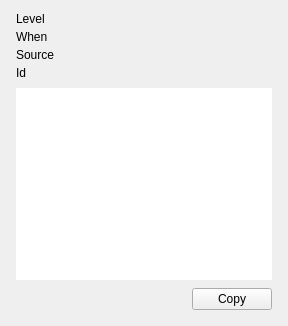
First picture: the form in pj_app/src/ui/DiagnosticsDetailDialog.ui, repository Ssz990220/PlotJuggler, before the edit.
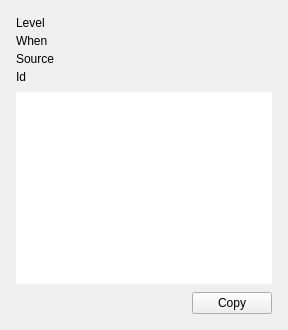
Second picture: the form after the edit.

What changed in the file:
```diff
--- a/pj_app/src/ui/DiagnosticsDetailDialog.ui
+++ b/pj_app/src/ui/DiagnosticsDetailDialog.ui
@@ -4,13 +4,13 @@
  <widget class="QWidget" name="DiagnosticsDetailContent">
   <layout class="QVBoxLayout" name="bodyLayout">
    <property name="leftMargin"><number>16</number></property>
-   <property name="topMargin"><number>12</number></property>
+   <property name="topMargin"><number>16</number></property>
    <property name="rightMargin"><number>16</number></property>
    <property name="bottomMargin"><number>16</number></property>
    <property name="spacing"><number>8</number></property>
    <item>
     <layout class="QFormLayout" name="metadataLayout">
-     <property name="horizontalSpacing"><number>12</number></property>
+     <property name="horizontalSpacing"><number>16</number></property>
      <property name="verticalSpacing"><number>4</number></property>
      <item row="0" column="0"><widget class="QLabel" name="labelLevel"><property name="text"><string>Level</string></property></widget></item>
      <item row="0" column="1"><widget class="QLabel" name="detailLevel"><property name="text"><string/></property></widget></item>
@@ -33,7 +33,7 @@
      <item>
       <spacer name="footerSpacer">
        <property name="orientation"><enum>Qt::Orientation::Horizontal</enum></property>
-       <property name="sizeHint" stdset="0"><size><width>40</width><height>20</height></size></property>
+       <property name="sizeHint" stdset="0"><size><width>16</width><height>20</height></size></property>
       </spacer>
      </item>
      <item>
```
